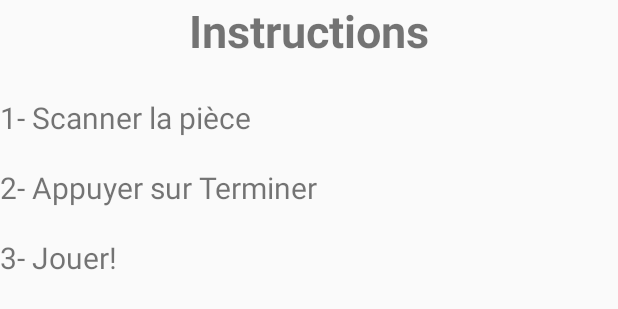
After one commit to Oliwar/-TER-RA-sous-android, an Android app: the layout activity_help.xml on its own in the app's theme, with its tools: preview values and no code run, on a phone screen of 412 x 824 dp. The commit adds this screen. Shown: the top 309 px of the screen. Run offline under Robolectric (Android 15) with nearby library versions, the phone set to English and light mode, and no system bars.

Commit message:
Ajout de la page d'aide

```diff
--- /dev/null
+++ b/TER/app/src/main/java/com/example/ter_ra_android/Help.java
@@ -0,0 +1,13 @@
+package com.example.ter_ra_android;
+
+import android.support.v7.app.AppCompatActivity;
+import android.os.Bundle;
+
+public class Help extends AppCompatActivity {
+
+    @Override
+    protected void onCreate(Bundle savedInstanceState) {
+        super.onCreate(savedInstanceState);
+        setContentView(R.layout.activity_help);
+    }
+}
--- a/TER/app/src/main/java/com/example/ter_ra_android/MainActivity.java
+++ b/TER/app/src/main/java/com/example/ter_ra_android/MainActivity.java
@@ -28,10 +28,7 @@ import android.util.Log;
 import android.view.MenuItem;
 import android.view.MotionEvent;
 import android.view.View;
-import android.view.animation.Animation;
-import android.view.animation.TranslateAnimation;
 import android.widget.Toast;
-import android.widget.ToggleButton;
 import com.google.ar.core.Anchor;
 import com.google.ar.core.ArCoreApk;
 import com.google.ar.core.Camera;
--- a/TER/app/src/main/java/com/example/ter_ra_android/Menu.java
+++ b/TER/app/src/main/java/com/example/ter_ra_android/Menu.java
@@ -26,5 +26,7 @@ public class Menu extends AppCompatActivity {
 
     public void onAideClick(View view) {
         Toast.makeText(Menu.this, "Aide", Toast.LENGTH_SHORT).show();
+        Intent intent = new Intent(this, Help.class);
+        startActivity(intent);
     }
 }
--- /dev/null
+++ b/TER/app/src/main/res/layout/activity_help.xml
@@ -0,0 +1,31 @@
+<?xml version="1.0" encoding="utf-8"?>
+<LinearLayout xmlns:android="http://schemas.android.com/apk/res/android"
+    xmlns:app="http://schemas.android.com/apk/res-auto"
+    xmlns:tools="http://schemas.android.com/tools"
+    android:layout_width="match_parent"
+    android:layout_height="match_parent"
+    tools:context=".Help"
+    android:orientation="vertical">
+
+    <TextView
+        android:id="@+id/help_title"
+        android:layout_width="match_parent"
+        android:layout_height="wrap_content"
+        android:text="@string/help_title"
+        android:textSize="30sp"
+        android:textStyle="bold"
+        android:gravity="center_horizontal"/>
+
+    <TextView
+        android:id="@+id/help_main_text"
+        android:layout_width="match_parent"
+        android:layout_height="match_parent"
+        android:layout_marginTop="24dp"
+        android:text="@string/help_instructions"
+        android:textSize="20sp"
+        app:layout_constraintTop_toBottomOf="@+id/help_title"
+        tools:layout_editor_absoluteX="16dp" />
+
+
+
+</LinearLayout>
--- a/TER/app/src/main/res/values/strings.xml
+++ b/TER/app/src/main/res/values/strings.xml
@@ -26,4 +26,6 @@
     <string name="inventory_visible">↓</string>
     <string name="inventory_invisible">↑</string>
     <string name="aide">Aide</string>
+    <string name="help_instructions">1- Scanner la pièce\n\n2- Appuyer sur "Terminer"\n\n3- Jouer!</string>
+    <string name="help_title">Instructions</string>
 </resources>
```
